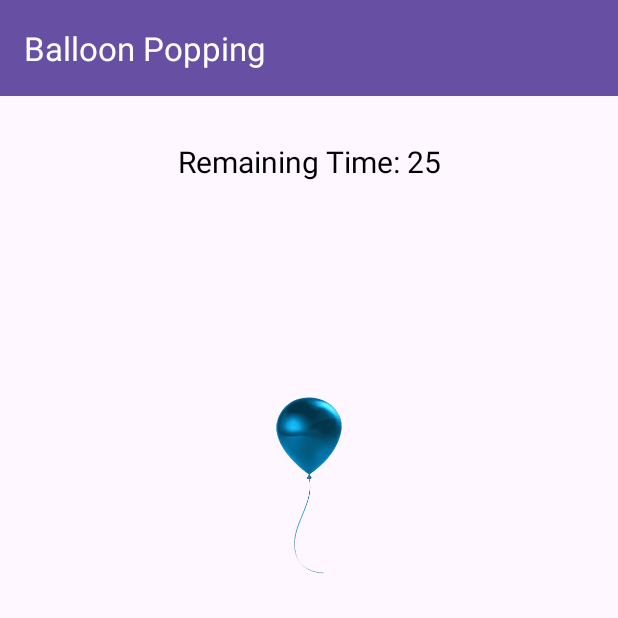
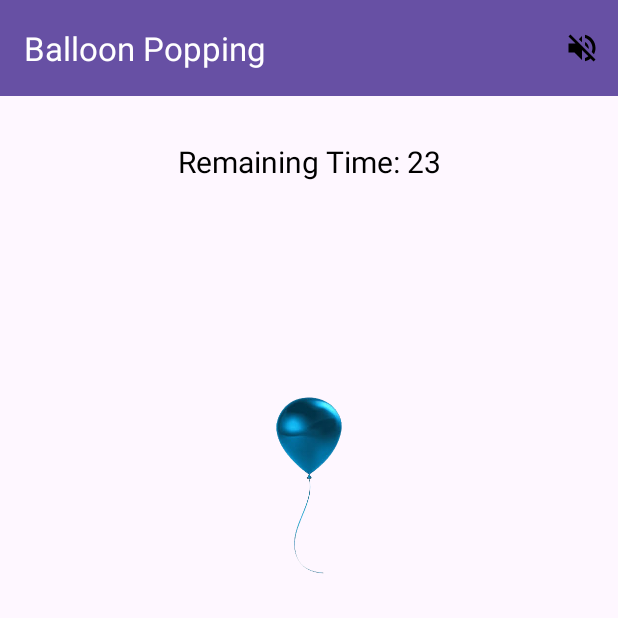
Before and after one commit to BernadetteWerneke/BalloonPopping, an Android app: the screen it shows after launch (MainActivity), after a tap on "TODO", on a phone screen of 412 x 824 dp, the top half of it. Run offline under Robolectric (Android 15) with nearby library versions, the phone set to English and light mode, and no system bars; 1 other tap on this screen came first.

Commit message:
mute ans unmute the popping sound

```diff
--- /dev/null
+++ b/app/src/main/res/drawable/volume_off.xml
@@ -0,0 +1,5 @@
+<vector xmlns:android="http://schemas.android.com/apk/res/android" android:autoMirrored="true" android:height="24dp" android:tint="#000000" android:viewportHeight="24" android:viewportWidth="24" android:width="24dp">
+
+    <path android:fillColor="?attr/colorOnPrimary" android:pathData="M16.5,12c0,-1.77 -1.02,-3.29 -2.5,-4.03v2.21l2.45,2.45c0.03,-0.2 0.05,-0.41 0.05,-0.63zM19,12c0,0.94 -0.2,1.82 -0.54,2.64l1.51,1.51C20.63,14.91 21,13.5 21,12c0,-4.28 -2.99,-7.86 -7,-8.77v2.06c2.89,0.86 5,3.54 5,6.71zM4.27,3L3,4.27 7.73,9L3,9v6h4l5,5v-6.73l4.25,4.25c-0.67,0.52 -1.42,0.93 -2.25,1.18v2.06c1.38,-0.31 2.63,-0.95 3.69,-1.81L19.73,21 21,19.73l-9,-9L4.27,3zM12,4L9.91,6.09 12,8.18L12,4z"/>
+
+</vector>
--- /dev/null
+++ b/app/src/main/res/drawable/volume_up.xml
@@ -0,0 +1,5 @@
+<vector xmlns:android="http://schemas.android.com/apk/res/android" android:autoMirrored="true" android:height="24dp" android:tint="#000000" android:viewportHeight="24" android:viewportWidth="24" android:width="24dp">
+
+    <path android:fillColor="?attr/colorOnPrimary" android:pathData="M3,9v6h4l5,5L12,4L7,9L3,9zM16.5,12c0,-1.77 -1.02,-3.29 -2.5,-4.03v8.05c1.48,-0.73 2.5,-2.25 2.5,-4.02zM14,3.23v2.06c2.89,0.86 5,3.54 5,6.71s-2.11,5.85 -5,6.71v2.06c4.01,-0.91 7,-4.49 7,-8.77s-2.99,-7.86 -7,-8.77z"/>
+
+</vector>
--- a/app/src/main/res/layout/activity_main.xml
+++ b/app/src/main/res/layout/activity_main.xml
@@ -21,7 +21,8 @@
             android:layout_width="match_parent"
             android:layout_height="?attr/actionBarSize"
             app:title="Balloon Popping"
-            app:titleTextColor="@color/white" />
+            app:titleTextColor="@color/white"
+            app:menu="@menu/menu"/>
 
     </com.google.android.material.appbar.AppBarLayout>
 
--- /dev/null
+++ b/app/src/main/res/menu/menu.xml
@@ -0,0 +1,10 @@
+<?xml version="1.0" encoding="utf-8"?>
+<menu xmlns:app="http://schemas.android.com/apk/res-auto"
+    xmlns:android="http://schemas.android.com/apk/res/android">
+
+    <item
+        android:id="@+id/volume"
+        android:icon="@drawable/volume_up"
+        android:title="Mute"
+        app:showAsAction="always" />
+</menu>
```
Also changed, not shown: app/src/main/java/com/appperfektion/balloonpopping/MainActivity.kt (+18 -0 lines).
